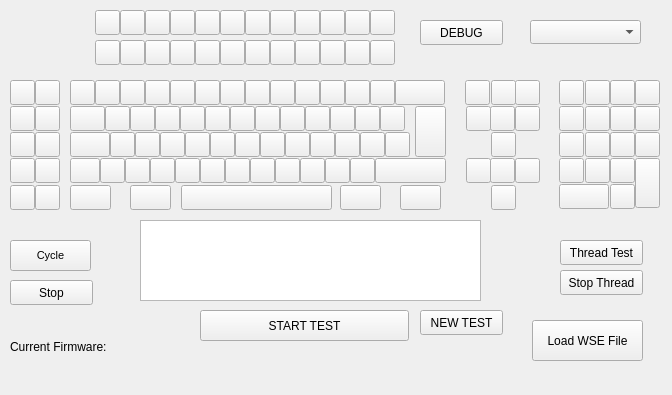
The window that keyboard/mainwindow.ui (danunicomp/Manual-Keyboard-Test) describes before a commit, drawn with Qt 5.
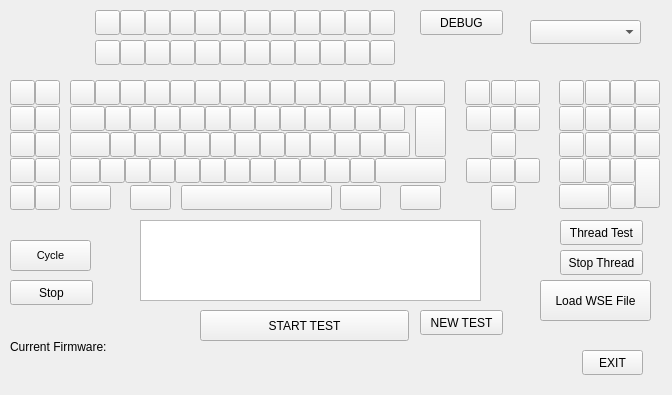
The same window after the commit.

Diff of the .ui file:
```diff
--- a/keyboard/mainwindow.ui
+++ b/keyboard/mainwindow.ui
@@ -1708,7 +1708,7 @@
     <property name="geometry">
      <rect>
       <x>560</x>
-      <y>240</y>
+      <y>220</y>
       <width>83</width>
       <height>25</height>
      </rect>
@@ -1721,7 +1721,7 @@
     <property name="geometry">
      <rect>
       <x>560</x>
-      <y>270</y>
+      <y>250</y>
       <width>83</width>
       <height>25</height>
      </rect>
@@ -1746,8 +1746,8 @@
    <widget class="QPushButton" name="btnTestLoadedWSE">
     <property name="geometry">
      <rect>
-      <x>532</x>
-      <y>320</y>
+      <x>540</x>
+      <y>280</y>
       <width>111</width>
       <height>41</height>
      </rect>
@@ -1805,7 +1805,7 @@
     <property name="geometry">
      <rect>
       <x>420</x>
-      <y>20</y>
+      <y>10</y>
       <width>83</width>
       <height>25</height>
      </rect>
@@ -1814,6 +1814,19 @@
      <string>DEBUG</string>
     </property>
    </widget>
+   <widget class="QPushButton" name="btnExit">
+    <property name="geometry">
+     <rect>
+      <x>582</x>
+      <y>350</y>
+      <width>61</width>
+      <height>25</height>
+     </rect>
+    </property>
+    <property name="text">
+     <string>EXIT</string>
+    </property>
+   </widget>
   </widget>
  </widget>
  <resources/>
```
